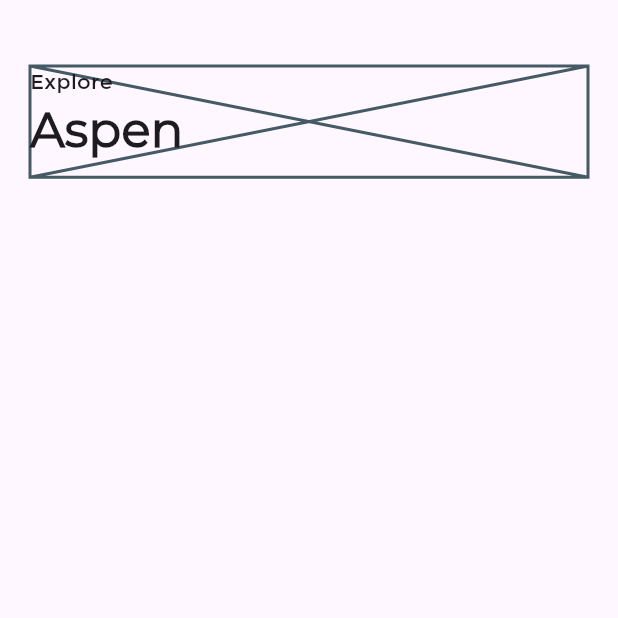
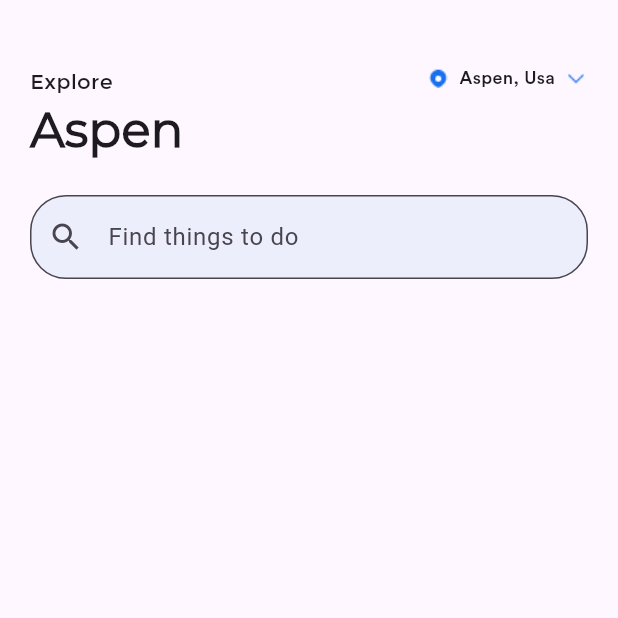
Before and after one commit to takiul-sumon/Travel-App, a Flutter app: the ChooseHotel screen opened directly, on a phone screen of 412 x 824 dp, the top half of it. Run offline on Flutter 3.47's test engine with Material 3 defaults, Android fonts, the phone set to English and light mode, and no system bars.

Commit message:
Dashboard page01

```diff
--- a/lib/dashboard.dart
+++ b/lib/dashboard.dart
@@ -7,21 +7,21 @@ class ChooseHotel extends StatelessWidget {
   Widget build(BuildContext context) {
     return Scaffold(
         body: Padding(
-        padding: EdgeInsets.symmetric(horizontal: 20, vertical: 44),
+      padding: const EdgeInsets.symmetric(horizontal: 20, vertical: 44),
       child: Column(
         children: [
-            Placeholder(
-              fallbackHeight: MediaQuery.of(context).size.height * .09,
-              child: Row(
+          Row(
+            crossAxisAlignment: CrossAxisAlignment.start,
+            mainAxisAlignment: MainAxisAlignment.spaceBetween,
             children: [
-                   Column(
+              const Column(
                 crossAxisAlignment: CrossAxisAlignment.start,
                 children: [
-                    Text(
+                  const Text(
                     'Explore',
                     style: TextStyle(fontSize: 14, fontFamily: 'Montserrat'),
                   ),
-                    Text(
+                  const Text(
                     'Aspen',
                     style: TextStyle(
                         fontSize: 32,
@@ -29,13 +29,56 @@ class ChooseHotel extends StatelessWidget {
                         fontWeight: FontWeight.bold),
                   ),
                 ],
+              ),
+              Row(
+                children: [
+                  Container(
+                    height: 16,
+                    width: 16,
+                    decoration: const BoxDecoration(
+                      image: DecorationImage(
+                        image: AssetImage('assets/icons/icon1.png'),
+                        fit: BoxFit.cover,
+                      ),
+                    ),
+                  ),
+                  const SizedBox(
+                    width: 6,
+                  ),
+                  const Text('Aspen, Usa',
+                      style: TextStyle(fontSize: 12, fontFamily: 'circularxx')),
+                  const SizedBox(
+                    width: 6,
+                  ),
+                  Container(
+                    height: 16,
+                    width: 16,
+                    decoration: const BoxDecoration(
+                      image: DecorationImage(
+                        image: AssetImage('assets/icons/icon2.png'),
+                        fit: BoxFit.cover,
+                      ),
+                    ),
+                  ),
+                ],
               )
             ],
           ),
+          const SizedBox(height: 20),
+          TextFormField(
+            decoration: InputDecoration(
+              hintText: 'Find things to do',
+              fillColor: Color(0xffA8CCF0).withOpacity(.2),
+              filled: true,
+              prefixIcon: Icon(Icons.search),
+              border: OutlineInputBorder(
+                borderRadius: BorderRadius.circular(24),
               ),
+            ),
+          ),
+          const SizedBox(height: 20),
         ],
       ),
-      ),
-    );
+    ));
   }
 }
```
Also changed, not shown: pubspec.yaml (+4 -3 lines), assets/fonts/circularxx.ttf (added), assets/icons/icon1.png (added), assets/icons/icon2.png (added). Lines whose indentation alone changed are shown as unchanged.
